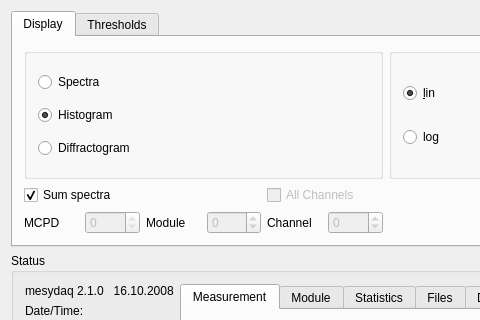
This is qmesydaq/mainwidget.ui in flueke/qmesydaq as Qt 5 draws it before an edit; both pictures show x 0 to 480 and y 0 to 320 of the 792 by 684 pixel window. The edited form follows.
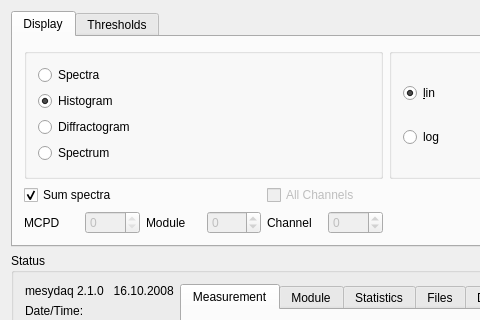
This is the edited form. Custom widgets are drawn as their Qt base class.

Commit message:
Create a separate window for the data plot.
The data plot window is now separated from the other information
display. This helps to resize the data window, to see more information
in the data.

Patch:
```diff
--- a/qmesydaq/mainwidget.ui
+++ b/qmesydaq/mainwidget.ui
@@ -118,6 +118,22 @@
               </attribute>
              </widget>
             </item>
+            <item row="3" column="0">
+             <widget class="QRadioButton" name="dispMstdSpectrum">
+              <property name="text">
+               <string>Spectrum</string>
+              </property>
+              <property name="shortcut">
+               <string/>
+              </property>
+              <property name="checked">
+               <bool>false</bool>
+              </property>
+              <attribute name="buttonGroup">
+               <string notr="true">displayModeButtonGroup</string>
+              </attribute>
+             </widget>
+            </item>
            </layout>
           </widget>
          </item>
```
